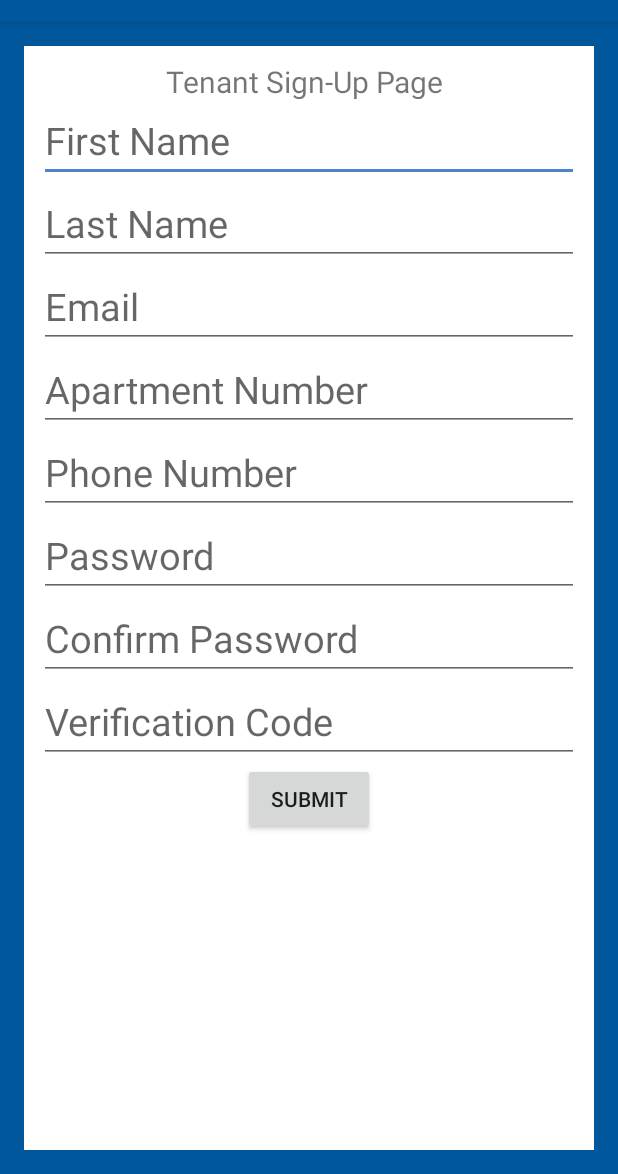
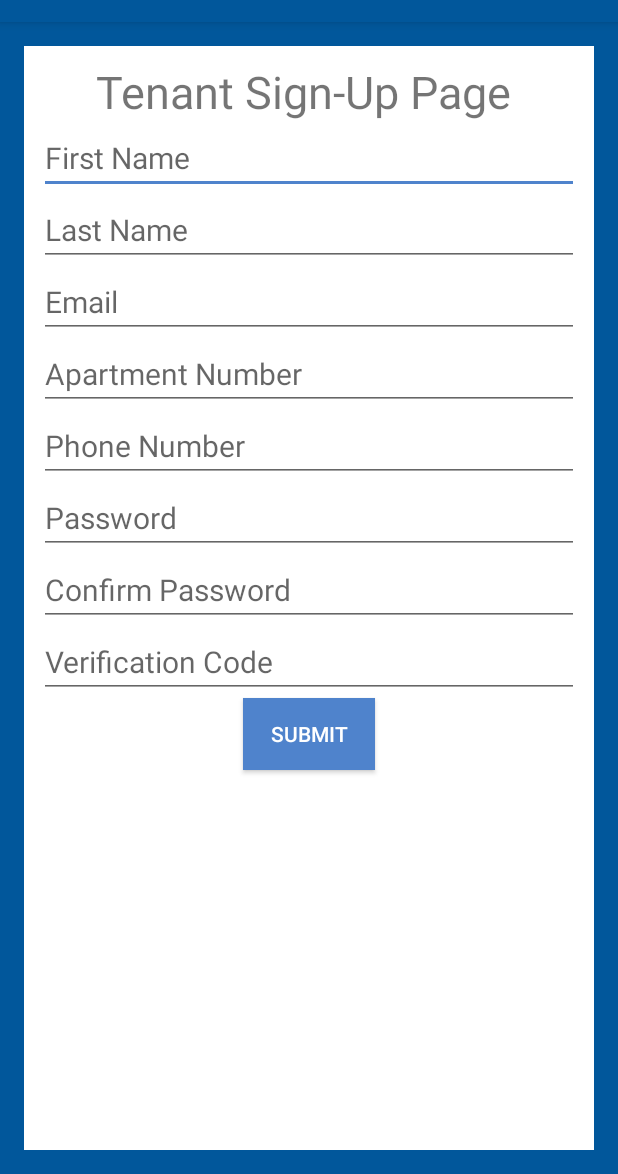
Before and after one commit to jervona/Abode, an Android app: the TenantSignUpActivity screen opened directly, with no data from a screen before it, on a phone screen of 412 x 824 dp, the part 62-1236 px from its top. Run offline under Robolectric (Android 15) with nearby library versions, the phone set to English and light mode, and no system bars; our stand-ins replace ButterKnife, Firebase (no records; nobody signed in at launch, a user with empty details on screens opened directly).

Commit message:
updated tenant sign-up xml

```diff
--- a/app/src/main/res/layout/activity_land_lord_sign_up.xml
+++ b/app/src/main/res/layout/activity_land_lord_sign_up.xml
@@ -1,5 +1,6 @@
 <?xml version="1.0" encoding="utf-8"?>
-<android.support.constraint.ConstraintLayout xmlns:android="http://schemas.android.com/apk/res/android"
+<android.support.constraint.ConstraintLayout
+    xmlns:android="http://schemas.android.com/apk/res/android"
     xmlns:app="http://schemas.android.com/apk/res-auto"
     xmlns:tools="http://schemas.android.com/tools"
     android:layout_width="match_parent"
--- a/app/src/main/res/layout/activity_tenant_sign_up.xml
+++ b/app/src/main/res/layout/activity_tenant_sign_up.xml
@@ -23,64 +23,66 @@
         android:id="@+id/tenantTitle"
         android:layout_gravity="center"
         android:layout_width="wrap_content"
-        android:layout_height="25dp"
-        android:textSize="20sp"
+        android:layout_height="wrap_content"
+        android:textSize="30sp"
         android:text="Tenant Sign-Up Page "/>
 
         <EditText
             android:id="@+id/tenant_firstname"
             android:layout_width="match_parent"
             android:layout_height="wrap_content"
-            android:textSize="25sp"
+            android:textSize="20sp"
             android:hint="First Name"/>
 
         <EditText
             android:id="@+id/tenant_lastname"
             android:layout_width="match_parent"
             android:layout_height="wrap_content"
-            android:textSize="25sp"
+            android:textSize="20sp"
             android:hint="Last Name"/>
         <EditText
             android:id="@+id/tenant_email"
             android:layout_width="match_parent"
             android:layout_height="wrap_content"
-            android:textSize="25sp"
+            android:textSize="20sp"
             android:hint="Email"/>
 
         <EditText
             android:id="@+id/tenant_aptNum"
             android:layout_width="match_parent"
             android:layout_height="wrap_content"
-            android:textSize="25sp"
-            android:textAllCaps="true"
+            android:textSize="20sp"
             android:hint="Apartment Number"/>
 
         <EditText
             android:id="@+id/tenant_phone"
             android:layout_width="match_parent"
             android:layout_height="wrap_content"
-            android:textSize="25sp"
+            android:textSize="20sp"
             android:hint="Phone Number"/>
+
 
         <EditText
             android:id="@+id/tenantPW"
             android:layout_width="match_parent"
             android:layout_height="wrap_content"
-            android:textSize="25sp"
+            android:textSize="20sp"
+            android:inputType="textPassword"
             android:hint="Password"/>
 
         <EditText
             android:id="@+id/tenant_confirmPW"
             android:layout_width="match_parent"
             android:layout_height="wrap_content"
-            android:textSize="25sp"
+            android:textSize="20sp"
+            android:inputType="textPassword"
             android:hint="Confirm Password"/>
 
         <EditText
             android:id="@+id/verification_code"
             android:layout_width="match_parent"
             android:layout_height="wrap_content"
-            android:textSize="25sp"
+            android:textSize="20sp"
             android:hint="Verification Code"/>
 
         <Button
@@ -88,7 +90,9 @@
             android:layout_gravity="center"
             android:layout_width="wrap_content"
             android:layout_height="wrap_content"
-            android:text="Submit"/>
+            android:text="Submit"
+            android:textColor="#FFFFFF"
+            android:background="@color/colorAccent"/>
 
     </LinearLayout>
 
```
